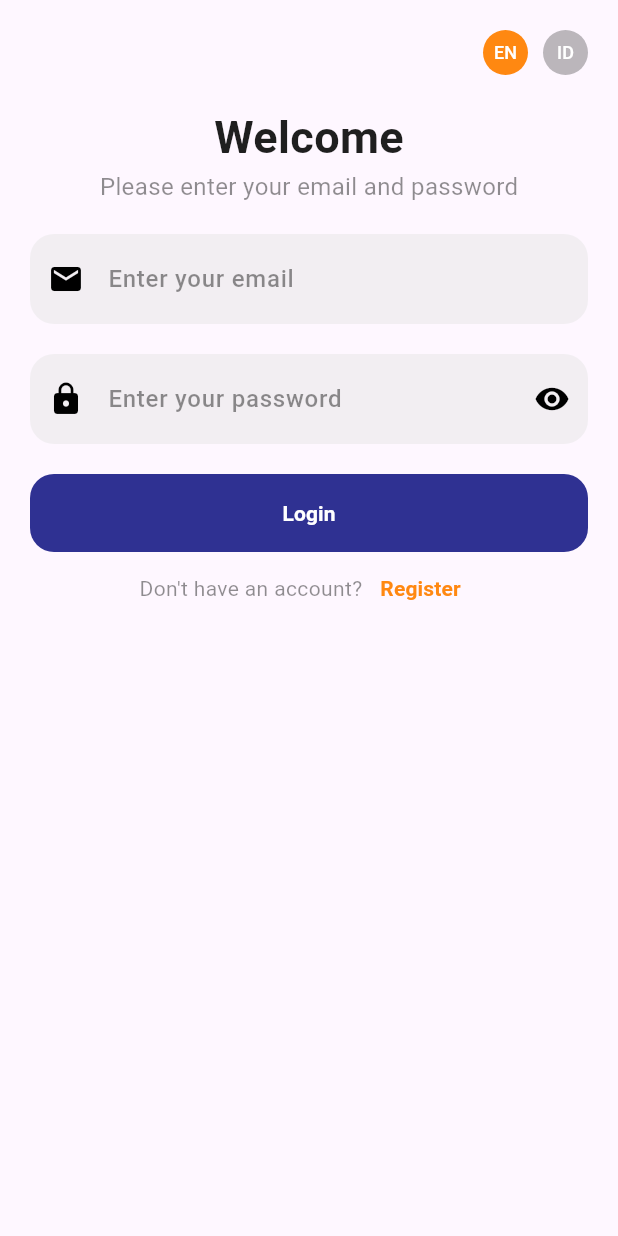
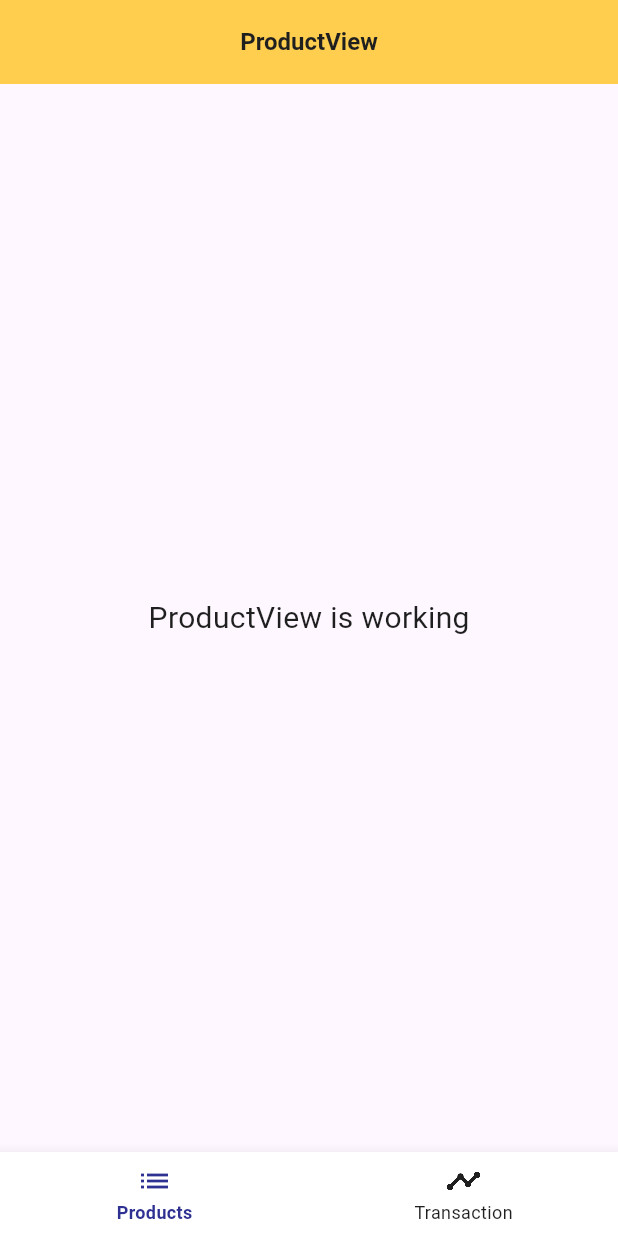
Before and after one commit to ronaldiputra09/rimba, a Flutter app: the screen it shows after launch, on a phone screen of 412 x 824 dp. Run offline on Flutter 3.47's test engine with Material 3 defaults, Android fonts, the phone set to English and light mode, and no system bars; our stand-ins replace cached_network_image, get, get_storage, lottie.

Commit message:
add : - navbar - product - transaction

```diff
--- a/lib/app/modules/auth/login/views/login_view.dart
+++ b/lib/app/modules/auth/login/views/login_view.dart
@@ -8,7 +8,8 @@ import 'package:test_rimba/app/widgets/form_widget.dart';
 import '../controllers/login_controller.dart';
 
 class LoginView extends GetView<LoginController> {
-  const LoginView({super.key});
+  LoginView({super.key});
+  final loginC = Get.put(LoginController());
   @override
   Widget build(BuildContext context) {
     return Scaffold(
--- /dev/null
+++ b/lib/app/modules/navbar/views/navbar_view.dart
@@ -0,0 +1,63 @@
+import 'package:flutter/material.dart';
+
+import 'package:get/get.dart';
+import 'package:test_rimba/app/data/colors.dart';
+import 'package:test_rimba/app/modules/auth/login/views/login_view.dart';
+import 'package:test_rimba/app/modules/products/product/views/product_view.dart';
+import 'package:test_rimba/app/modules/transactions/transaction/views/transaction_view.dart';
+
+import '../controllers/navbar_controller.dart';
+
+class NavbarView extends GetView<NavbarController> {
+  const NavbarView({super.key});
+  @override
+  Widget build(BuildContext context) {
+    return Scaffold(
+      bottomNavigationBar: Obx(() => bottomNav()),
+      body: Obx(() => bodyNav()),
+    );
+  }
+
+  Widget bottomNav() {
+    return BottomNavigationBar(
+      onTap: (value) {
+        controller.index.value = value;
+      },
+      currentIndex: controller.index.value,
+      type: BottomNavigationBarType.fixed,
+      selectedItemColor: primaryBlue,
+      unselectedItemColor: primaryBlack,
+      selectedFontSize: 12,
+      unselectedFontSize: 12,
+      selectedLabelStyle: const TextStyle(fontWeight: FontWeight.w600),
+      backgroundColor: primaryWhite,
+      items: [
+        BottomNavigationBarItem(
+          icon: Icon(
+            Icons.list,
+            color: controller.index.value == 0 ? primaryBlue : primaryBlack,
+          ),
+          label: 'Products',
+        ),
+        BottomNavigationBarItem(
+          icon: Icon(
+            Icons.timeline_rounded,
+            color: controller.index.value == 1 ? primaryBlue : primaryBlack,
+          ),
+          label: 'Transaction',
+        ),
+      ],
+    );
+  }
+
+  bodyNav() {
+    switch (controller.index.value) {
+      case 0:
+        return const ProductView();
+      case 1:
+        return const TransactionView();
+      default:
+        return LoginView();
+    }
+  }
+}
--- a/lib/app/modules/home/controllers/home_controller.dart
+++ b/lib/app/modules/products/product/controllers/product_controller.dart
@@ -1,6 +1,6 @@
 import 'package:get/get.dart';
 
-class HomeController extends GetxController {
+class ProductController extends GetxController {
   @override
   void onInit() {
     super.onInit();
--- /dev/null
+++ b/lib/app/modules/products/product/views/product_view.dart
@@ -0,0 +1,24 @@
+import 'package:flutter/material.dart';
+
+import 'package:get/get.dart';
+
+import '../controllers/product_controller.dart';
+
+class ProductView extends GetView<ProductController> {
+  const ProductView({super.key});
+  @override
+  Widget build(BuildContext context) {
+    return Scaffold(
+      appBar: AppBar(
+        title: const Text('ProductView'),
+        centerTitle: true,
+      ),
+      body: const Center(
+        child: Text(
+          'ProductView is working',
+          style: TextStyle(fontSize: 20),
+        ),
+      ),
+    );
+  }
+}
--- a/lib/app/routes/app_routes.dart
+++ b/lib/app/routes/app_routes.dart
@@ -5,14 +5,18 @@ part of 'app_pages.dart';
 
 abstract class Routes {
   Routes._();
-  static const HOME = _Paths.HOME;
+  static const NAVBAR = _Paths.NAVBAR;
   static const LOGIN = _Paths.LOGIN;
   static const REGISTER = _Paths.REGISTER;
+  static const PRODUCT = _Paths.PRODUCT;
+  static const TRANSACTION = _Paths.TRANSACTION;
 }
 
 abstract class _Paths {
   _Paths._();
-  static const HOME = '/home';
+  static const NAVBAR = '/navbar';
   static const LOGIN = '/login';
   static const REGISTER = '/register';
+  static const PRODUCT = '/product';
+  static const TRANSACTION = '/transaction';
 }
```
Also changed, not shown: lib/app/modules/home/bindings/home_binding.dart (deleted, +0 -12 lines), lib/app/modules/home/views/home_view.dart (deleted, +0 -32 lines), lib/app/modules/navbar/bindings/navbar_binding.dart (added, +12 -0 lines), lib/app/modules/navbar/controllers/navbar_controller.dart (added, +19 -0 lines), lib/app/modules/products/product/bindings/product_binding.dart (added, +12 -0 lines), lib/app/modules/transactions/transaction/bindings/transaction_binding.dart (added, +12 -0 lines), lib/app/modules/transactions/transaction/controllers/transaction_controller.dart (added, +18 -0 lines), lib/app/modules/transactions/transaction/views/transaction_view.dart (added, +24 -0 lines), lib/app/routes/app_pages.dart (+21 -7 lines).
